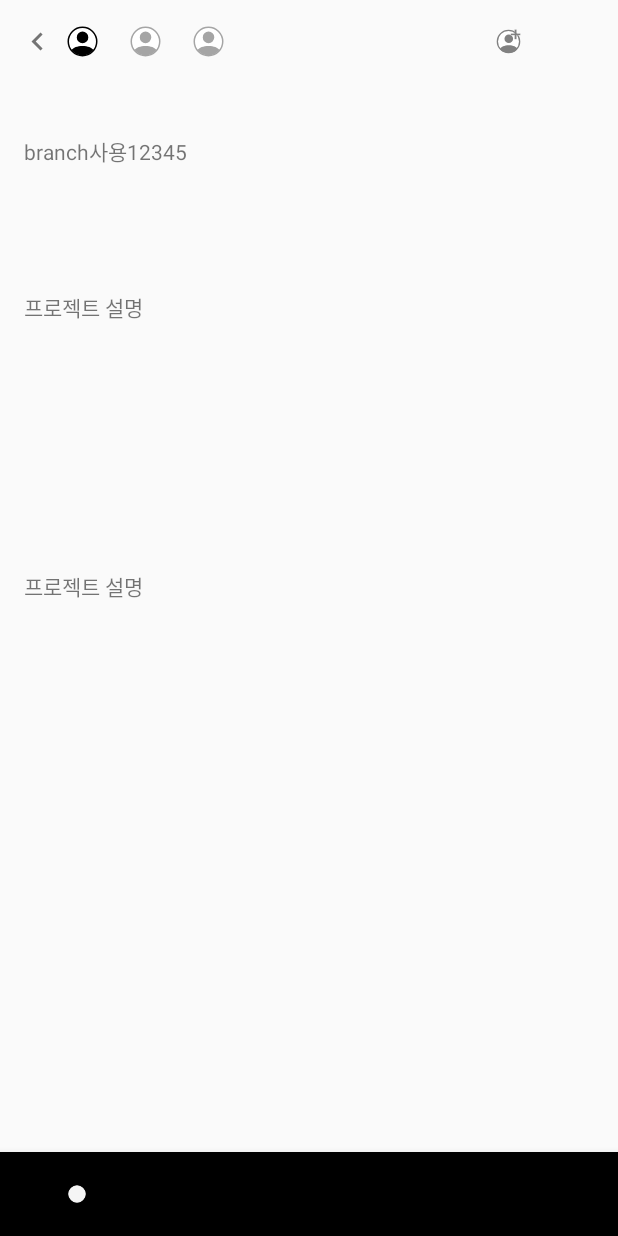
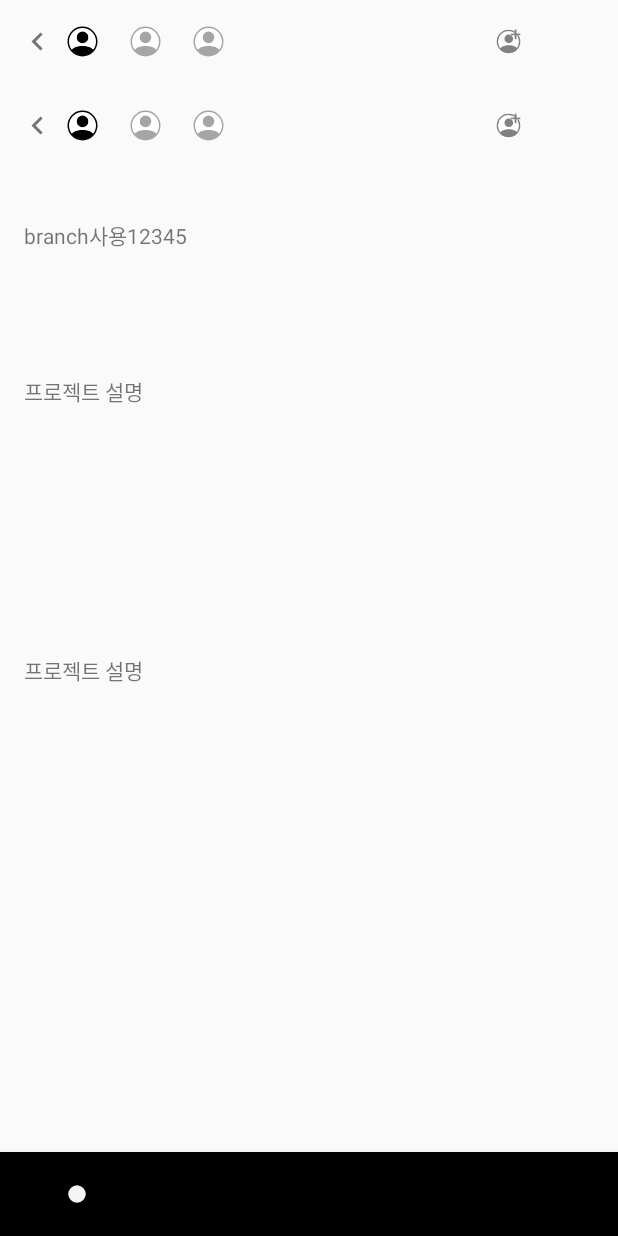
Before and after one commit to SeonA1223/cocoding_Github, an Android app: the screen it shows after launch (SecondActivity), on a phone screen of 412 x 824 dp. Run offline under Robolectric (Android 15) with nearby library versions, the light colour scheme and no system bars.

Commit message:
+tool bar

```diff
--- a/app/src/main/res/layout/bottom_navigation_bar.xml
+++ b/app/src/main/res/layout/bottom_navigation_bar.xml
@@ -6,13 +6,60 @@
     xmlns:app="http://schemas.android.com/apk/res-auto"
     android:orientation="vertical">
 
+    <androidx.appcompat.widget.Toolbar
+        android:id="@+id/toolbar2"
+        android:layout_width="360dp"
+        android:layout_height="56dp"
+        android:minHeight="?attr/actionBarSize"
+        android:theme="?attr/actionBarTheme">
 
+        <Button
+            android:id="@+id/button1"
+            android:layout_width="18dp"
+            android:layout_height="18dp"
+            android:layout_marginTop="4dp"
+            android:layout_marginBottom="4dp"
+            android:background="@drawable/ic_back_main_icon" />
+
+        <Button
+            android:id="@+id/button"
+            android:layout_width="42dp"
+            android:layout_height="42dp"
+            android:layout_marginTop="4dp"
+            android:layout_marginBottom="4dp"
+            android:background="@drawable/ic_teamateone_uppertab_icon" />
+
+        <Button
+            android:id="@+id/button2"
+            android:layout_width="42dp"
+            android:layout_height="42dp"
+            android:layout_marginTop="4dp"
+            android:layout_marginBottom="4dp"
+            android:background="@drawable/ic_teamatetwo_uppertab_icon" />
+
+        <Button
+            android:id="@+id/button3"
+            android:layout_width="42dp"
+            android:layout_height="42dp"
+            android:layout_marginTop="4dp"
+            android:layout_marginBottom="4dp"
+            android:background="@drawable/ic_teamatetwo_uppertab_icon" />
+
+        <Button
+            android:id="@+id/button4"
+            android:layout_width="42dp"
+            android:layout_height="42dp"
+            android:layout_gravity="end"
+            android:background="@drawable/ic_teamateplus_uppertab_icon" />
+
+    </androidx.appcompat.widget.Toolbar>
 
     <FrameLayout
         android:id="@+id/frameLayout"
         android:layout_width="match_parent"
         android:layout_height="match_parent"
-        android:layout_marginBottom="?attr/actionBarSize"/>
+        android:layout_marginBottom="?attr/actionBarSize"
+        android:layout_marginTop="?attr/actionBarSize"/>
 
     <com.google.android.material.bottomnavigation.BottomNavigationView
         android:id="@+id/bottom_navigation_view"
```
Also changed, not shown: app/src/main/res/layout/activity_main.xml (+0 -32 lines).
